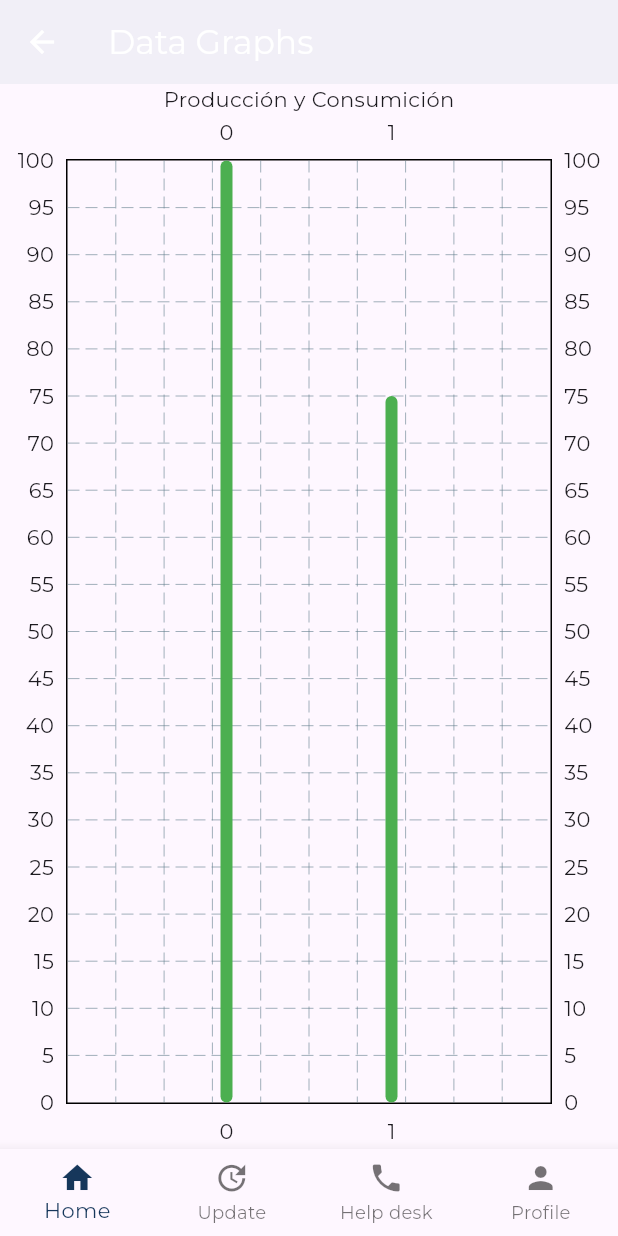
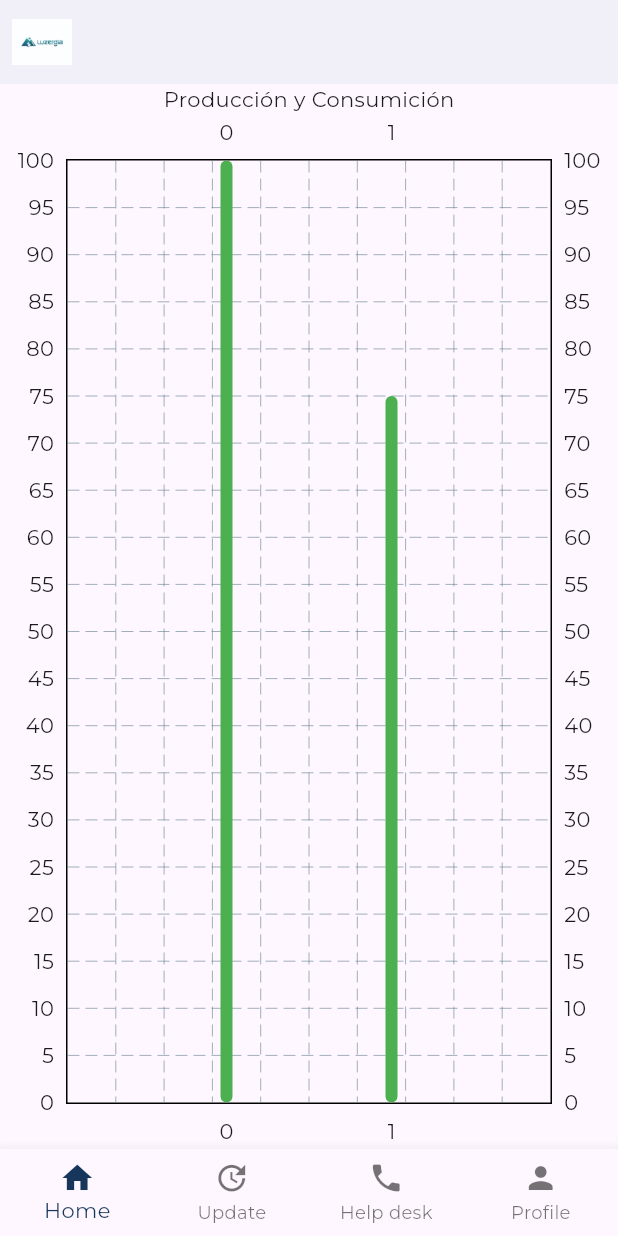
Before and after one commit to Korniev/Luzergia_solar_app, a Flutter app: the DataGraphsScreen screen opened directly, on a phone screen of 412 x 824 dp. Run offline on Flutter 3.47's test engine with Material 3 defaults, Android fonts, the phone set to English and light mode, and no system bars; drawn by our look-alikes of fl_chart; our stand-ins replace google_fonts.

Commit message:
add logo

```diff
--- a/lib/screens/data_graphs.dart
+++ b/lib/screens/data_graphs.dart
@@ -28,7 +28,12 @@ class DataGraphsScreen extends StatelessWidget {
     ];
 
     return Scaffold(
-      appBar: AppBar(title: const Text('Data Graphs')),
+      appBar: AppBar(
+        leading: Padding(
+          padding: const EdgeInsets.all(8.0),
+          child: Image.asset('lib/images/LOGOTIPO_LUZERGIA_horizontal.jpg'),
+        ),
+      ),
       body: Column(
         children: <Widget>[
           const Text('Producción y Consumición'),
```
